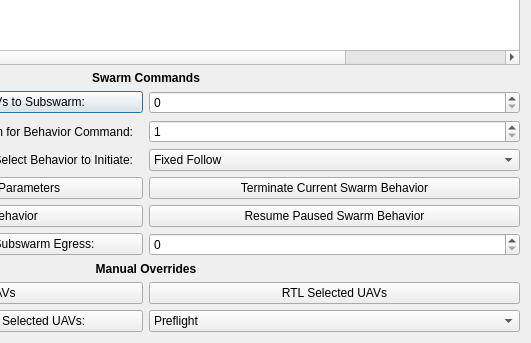
jaymonty/swarmcommander, file SwarmCommander/modules/sc_qt_gui/dashboardDialog.ui: the form before one commit; both pictures show x 239 to 770 and y 387 to 730 of the 770 by 730 pixel window.
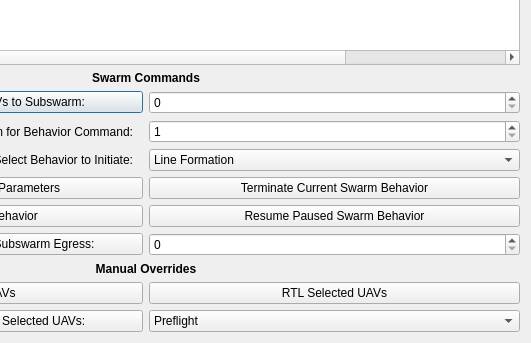
The form after the commit.

Commit message:
qt_gui: Modified ISO controller architecture refactoring
Modified some of the naming to align with the corresponding renamed behaviors
and changed the messaging to use the generic behavior parameters message.

```diff
--- a/SwarmCommander/modules/sc_qt_gui/dashboardDialog.ui
+++ b/SwarmCommander/modules/sc_qt_gui/dashboardDialog.ui
@@ -157,7 +157,7 @@
         <widget class="QComboBox" name="combo_swarmBehavior">
          <item>
           <property name="text">
-           <string>Fixed Follow</string>
+           <string>Line Formation</string>
           </property>
          </item>
          <item>
```
Left out of the diff: 5 changed lines with no effect on the pictures. The commit also changes 2 other files.
